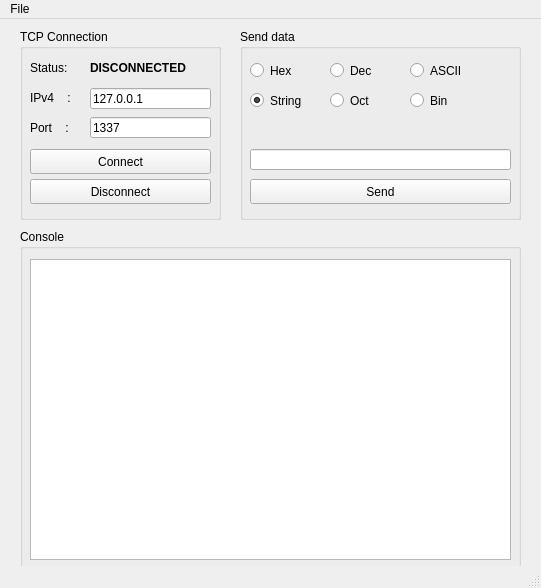
This is mainwindow.ui in caffedrine/QtTCP_Client as Qt 5 draws it before an edit. The edited form follows.
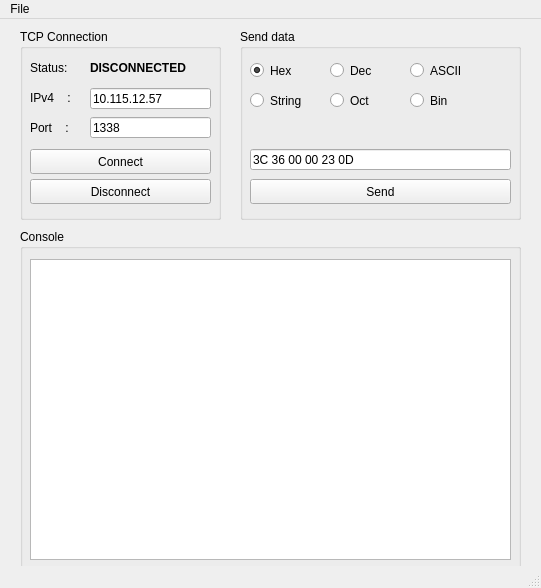
This is the edited form.

```diff
--- a/mainwindow.ui
+++ b/mainwindow.ui
@@ -94,7 +94,7 @@
       </rect>
      </property>
      <property name="text">
-      <string>127.0.0.1</string>
+      <string>10.115.12.57</string>
      </property>
     </widget>
     <widget class="QLineEdit" name="lineEditPort">
@@ -107,7 +107,7 @@
       </rect>
      </property>
      <property name="text">
-      <string>1337</string>
+      <string>1338</string>
      </property>
     </widget>
     <widget class="QPushButton" name="buttonConnect">
@@ -171,6 +171,9 @@
        <height>21</height>
       </rect>
      </property>
+     <property name="text">
+      <string>3C 36 00 00 23 0D</string>
+     </property>
     </widget>
     <widget class="QRadioButton" name="radioButtonHex">
      <property name="geometry">
@@ -184,6 +187,9 @@
      <property name="text">
       <string>Hex</string>
      </property>
+     <property name="checked">
+      <bool>true</bool>
+     </property>
     </widget>
     <widget class="QRadioButton" name="radioButtonDec">
      <property name="geometry">
@@ -230,7 +236,7 @@
       <string>String</string>
      </property>
      <property name="checked">
-      <bool>true</bool>
+      <bool>false</bool>
      </property>
     </widget>
     <widget class="QRadioButton" name="radioButtonOct">
```
Left out of the diff: 2 changed lines with no effect on the pictures.
